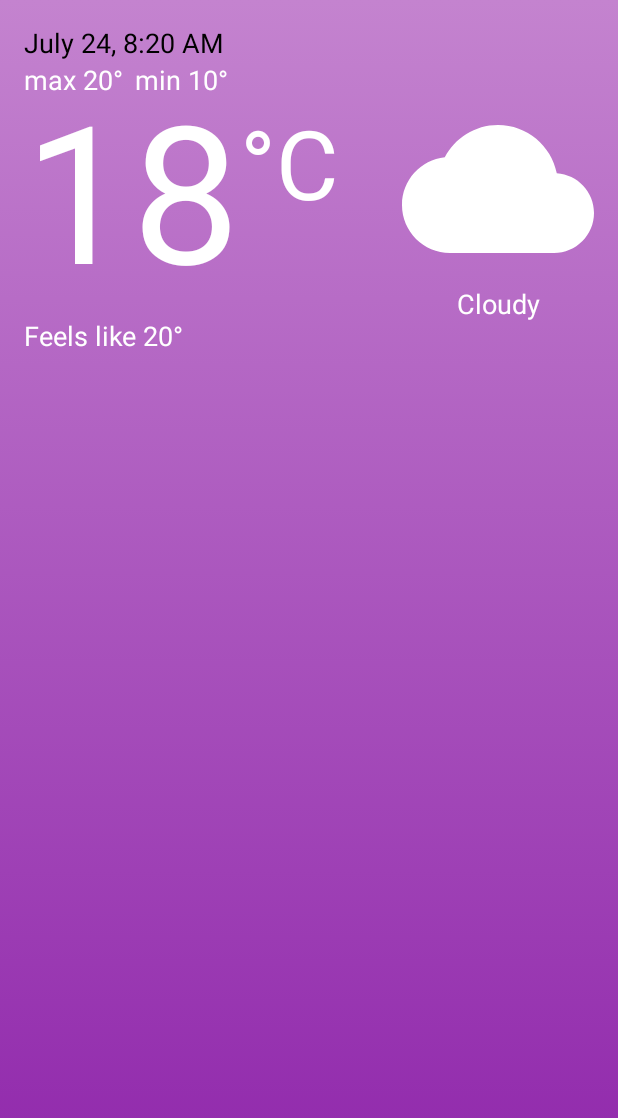
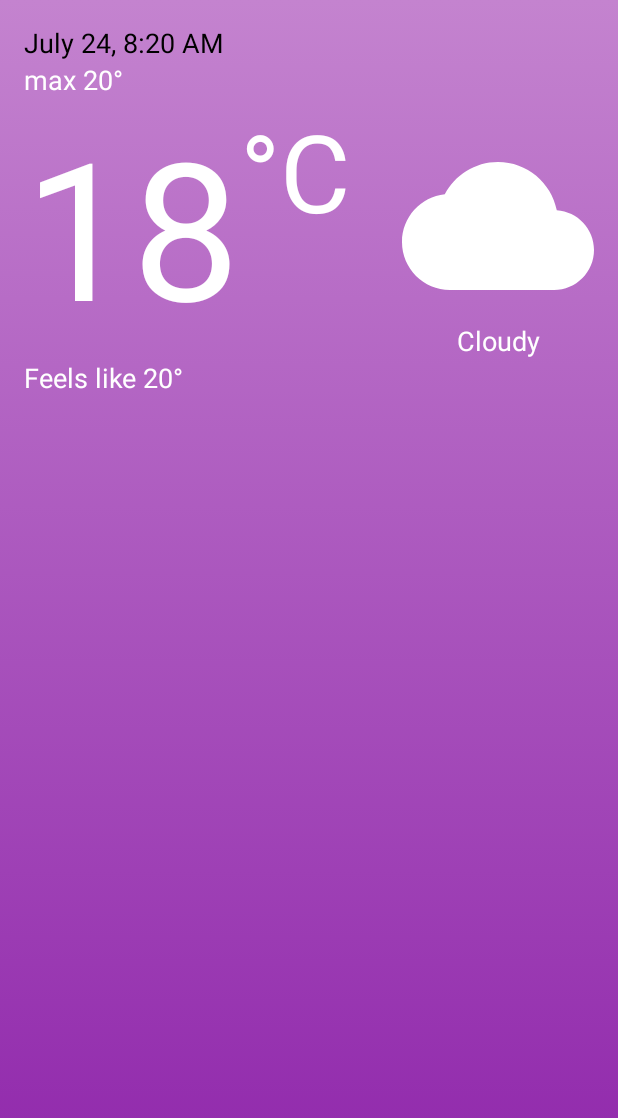
Before and after one commit to DSVAG/appWeather, an Android app: the layout layout_current.xml on its own in the app's theme, with its tools: preview values and no code run, on a phone screen of 412 x 824 dp. Shown: the top 1118 px of the screen. Run offline under Robolectric (Android 15) with nearby library versions, the phone set to English and light mode, and no system bars.

```diff
--- a/app/build.gradle
+++ b/app/build.gradle
@@ -47,25 +47,23 @@ dependencies {
 
     //Design
     implementation "androidx.appcompat:appcompat:1.2.0"
-    implementation "androidx.constraintlayout:constraintlayout:2.0.3"
+    implementation "androidx.constraintlayout:constraintlayout:2.0.4"
     implementation "androidx.fragment:fragment-ktx:1.3.0-beta01"
     implementation "androidx.legacy:legacy-support-v4:1.0.0"
     implementation "com.google.android.material:material:1.3.0-alpha03"
 
     //Lifecycle
-    def lifecycleVersion = "2.2.0"
     implementation "androidx.lifecycle:lifecycle-runtime-ktx:$lifecycleVersion"
     implementation "androidx.lifecycle:lifecycle-livedata-ktx:$lifecycleVersion"
     implementation "androidx.lifecycle:lifecycle-extensions:$lifecycleVersion"
 
     //Room
-    def roomVersion = "2.3.0-alpha02"
     implementation "androidx.room:room-runtime:$roomVersion"
     implementation "androidx.room:room-ktx:$roomVersion"
     kapt "androidx.room:room-compiler:$roomVersion"
 
     //Tests
-    testImplementation "junit:junit:4.13"
+    testImplementation "junit:junit:4.13.1"
     androidTestImplementation "androidx.test.ext:junit:1.1.2"
     androidTestImplementation "androidx.test.espresso:espresso-core:3.3.0"
 
--- a/app/src/main/java/com/dsvag/weather/data/adapters/DailyAdapter.kt
+++ b/app/src/main/java/com/dsvag/weather/data/adapters/DailyAdapter.kt
@@ -12,7 +12,6 @@ import com.dsvag.weather.data.utils.dateFormat
 import com.dsvag.weather.data.utils.degreesToDirection
 import com.dsvag.weather.data.utils.timeFormat
 import com.dsvag.weather.databinding.RowDailyBinding
-
 
 class DailyAdapter : RecyclerView.Adapter<DailyAdapter.DailyViewHolder>() {
 
--- a/app/src/main/res/layout/layout_current.xml
+++ b/app/src/main/res/layout/layout_current.xml
@@ -19,7 +19,7 @@
         tools:text="July 24, 8:20 AM" />
 
     <com.google.android.material.textview.MaterialTextView
-        android:id="@+id/maxTemp"
+        android:id="@+id/maxMinTemp"
         android:layout_width="wrap_content"
         android:layout_height="wrap_content"
         android:gravity="start"
@@ -30,18 +30,6 @@
         tools:text="max 20°" />
 
     <com.google.android.material.textview.MaterialTextView
-        android:id="@+id/minTemp"
-        android:layout_width="wrap_content"
-        android:layout_height="wrap_content"
-        android:layout_marginStart="8dp"
-        android:gravity="end"
-        android:textColor="@color/white"
-        android:textSize="18sp"
-        app:layout_constraintStart_toEndOf="@+id/maxTemp"
-        app:layout_constraintTop_toTopOf="@+id/maxTemp"
-        tools:text="min 10°" />
-
-    <com.google.android.material.textview.MaterialTextView
         android:id="@+id/temp"
         android:layout_width="wrap_content"
         android:layout_height="wrap_content"
@@ -49,7 +37,7 @@
         android:textColor="@color/white"
         android:textSize="128sp"
         app:layout_constraintStart_toStartOf="@+id/date"
-        app:layout_constraintTop_toBottomOf="@+id/date"
+        app:layout_constraintTop_toBottomOf="@+id/maxMinTemp"
         tools:text="18" />
 
     <com.google.android.material.textview.MaterialTextView
@@ -58,9 +46,9 @@
         android:layout_height="wrap_content"
         android:gravity="start"
         android:textColor="@color/white"
-        android:textSize="64sp"
+        android:textSize="72sp"
         app:layout_constraintStart_toEndOf="@+id/temp"
-        app:layout_constraintTop_toBottomOf="@+id/minTemp"
+        app:layout_constraintTop_toTopOf="@+id/temp"
         tools:text="@string/celsius" />
 
     <com.google.android.material.textview.MaterialTextView
@@ -70,8 +58,8 @@
         android:gravity="start"
         android:textColor="@color/white"
         android:textSize="18sp"
-        app:layout_constraintStart_toStartOf="@+id/temp"
-        app:layout_constraintTop_toBottomOf="@+id/temp"
+        app:layout_constraintStart_toStartOf="parent"
+        app:layout_constraintTop_toBottomOf="@+id/condition"
         tools:text="Feels like 20°" />
 
     <androidx.appcompat.widget.AppCompatImageView
--- a/build.gradle
+++ b/build.gradle
@@ -1,10 +1,13 @@
 buildscript {
     ext.kotlinVersion = "1.4.10"
+    ext.lifecycleVersion = "2.2.0"
+    ext.roomVersion = "2.3.0-alpha02"
 
     repositories {
         google()
         jcenter()
     }
+
     dependencies {
         classpath "com.android.tools.build:gradle:4.1.0"
         classpath "org.jetbrains.kotlin:kotlin-gradle-plugin:$kotlinVersion"
```
Also changed, not shown: app/src/main/java/com/dsvag/weather/data/di/AppComponent.kt (+19 -9 lines), app/src/main/java/com/dsvag/weather/data/repositorys/ForecastRepository.kt (+9 -27 lines), app/src/main/java/com/dsvag/weather/data/repositorys/LocationRepository.kt (added, +31 -0 lines), app/src/main/java/com/dsvag/weather/data/viewmodels/FragmentViewModel.kt (+20 -4 lines), app/src/main/java/com/dsvag/weather/ui/activity/MainActivity.kt (+9 -48 lines), app/src/main/java/com/dsvag/weather/ui/fragments/ForecastFragment.kt (+13 -1 lines), app/src/main/java/com/dsvag/weather/ui/fragments/TodayFragment.kt (+18 -5 lines), app/src/main/java/com/dsvag/weather/ui/fragments/TomorrowFragment.kt (+19 -6 lines).
